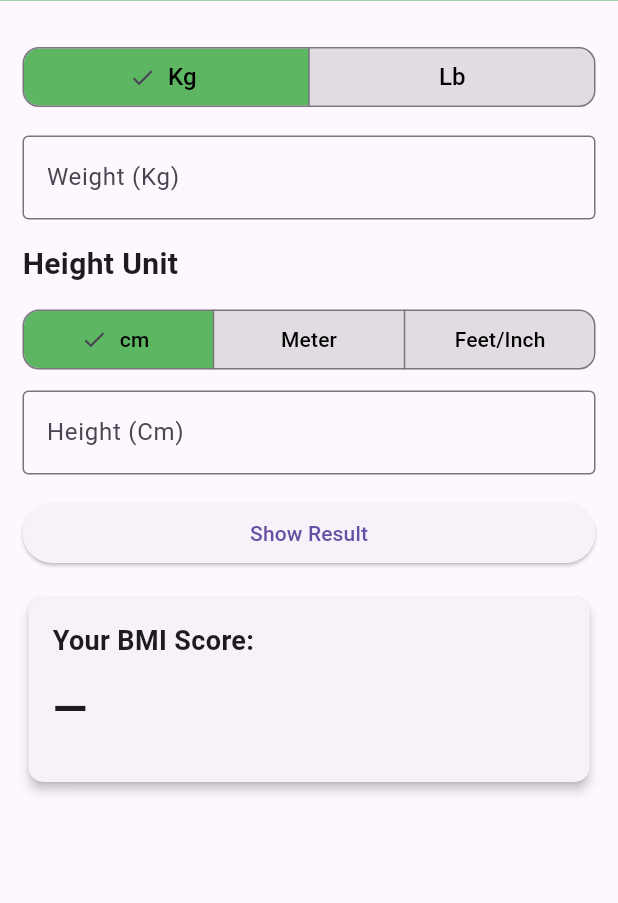
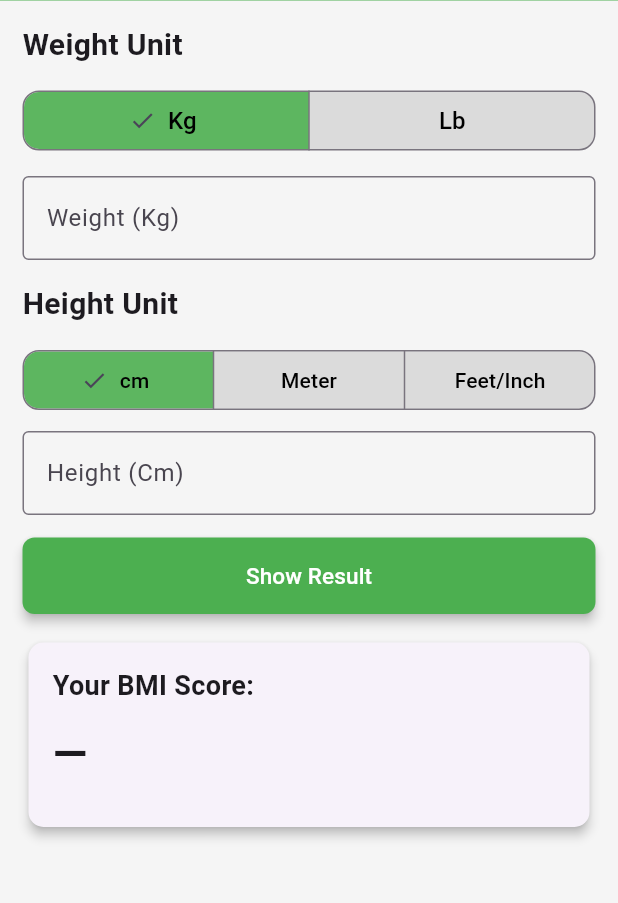
Before and after one commit to hossain4u/Bmi-calculator, a Flutter app: the screen it shows after launch, on a phone screen of 412 x 824 dp, the part 82-985 px from its top. Run offline on Flutter 3.47's test engine with Material 3 defaults, Android fonts, the phone set to English and light mode, and no system bars.

Commit message:
Update botton color

```diff
--- a/bmi_calculator/lib/home_screen.dart
+++ b/bmi_calculator/lib/home_screen.dart
@@ -158,9 +158,14 @@ class _HomeScreenState extends State<HomeScreen> {
         backgroundColor: Colors.green,
         toolbarHeight: 55,
       ),
+      backgroundColor: Colors.grey[100],
       body: ListView(
         padding: EdgeInsets.all(15),
         children: [
+          Text(
+            'Weight Unit',
+            style: TextStyle(fontSize: 20, fontWeight: FontWeight.bold),
+          ),
           SizedBox(height: 12),
           //..... Weight toggle ......
           SegmentedButton<WeightType>(
@@ -202,7 +207,7 @@ class _HomeScreenState extends State<HomeScreen> {
               ),
             ),
           ),
-          SizedBox(height: 15),
+          SizedBox(height: 13),
 
           //...... Weight input .......
           TextFormField(
@@ -318,7 +323,19 @@ class _HomeScreenState extends State<HomeScreen> {
             ),
           ],
           const SizedBox(height: 15),
-          ElevatedButton(onPressed: _calculator, child: Text("Show Result")),
+          ElevatedButton(
+              onPressed: _calculator,
+            style: ElevatedButton.styleFrom(
+              backgroundColor: Colors.green,
+              foregroundColor: Colors.white,
+              elevation: 3, // Shadow depth
+              padding: const EdgeInsets.symmetric(horizontal: 12, vertical: 15),
+              shape: RoundedRectangleBorder(
+                borderRadius: BorderRadius.circular(8),
+              ),
+            ),
+              child: Text("Show Result",style: TextStyle(fontSize: 15),),
+          ),
           const SizedBox(height: 15),
 
           //........ Result Card ....
```
